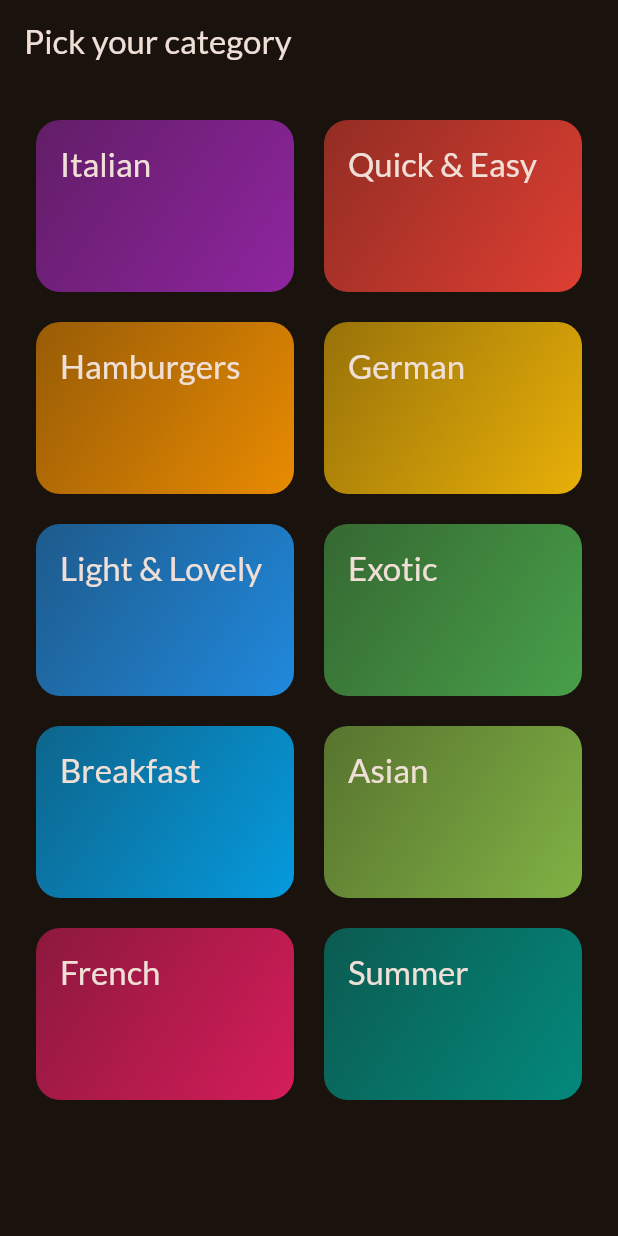
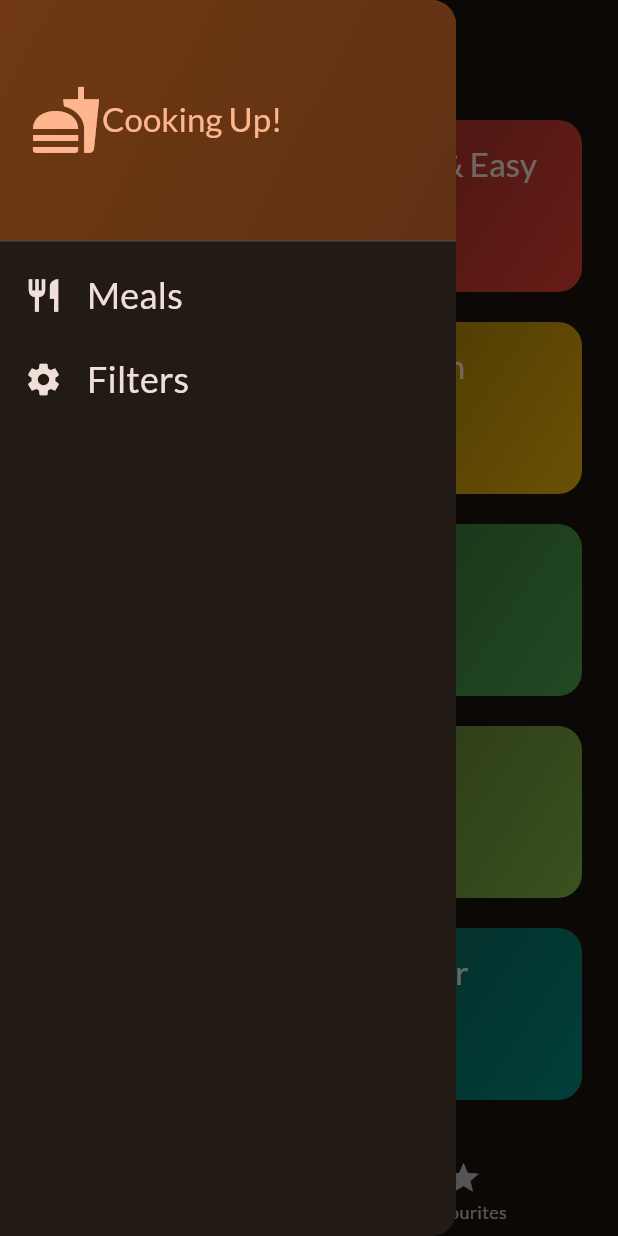
Before and after one commit to Ronae243/mealapp, a Flutter app: the screen it shows after launch, with the side drawer open (before the commit the screen has no drawer), on a phone screen of 412 x 824 dp. Run offline on Flutter 3.47's test engine with Material 2 defaults, Android fonts, the phone set to English and light mode, and no system bars; our stand-ins replace google_fonts, transparent_image.

Commit message:
added drawer and filters

```diff
--- a/lib/main.dart
+++ b/lib/main.dart
@@ -1,7 +1,7 @@
 import 'package:flutter/material.dart';
 
 import 'package:google_fonts/google_fonts.dart';
-import 'package:menu_app/screens/categories.dart';
+import 'package:menu_app/screens/tabs.dart';
 
 final theme = ThemeData(
   useMaterial3: true,
@@ -23,7 +23,7 @@ class App extends StatelessWidget {
   Widget build(BuildContext context) {
     return MaterialApp(
       theme: theme,
-      home: const CategoriesScreen(),
+      home: const TabsScreen(),
     );
   }
 }
--- a/lib/screens/categories.dart
+++ b/lib/screens/categories.dart
@@ -3,9 +3,12 @@ import 'package:menu_app/data/dummy_data.dart';
 import 'package:menu_app/models/category.dart';
 import 'package:menu_app/screens/meals.dart';
 import 'package:menu_app/widgets/category_grid_item.dart';
+import '../models/meal.dart';
 
 class CategoriesScreen extends StatelessWidget {
-  const CategoriesScreen({super.key});
+  const CategoriesScreen({super.key, required this.onToggleFavorite});
+
+  final void Function(Meal meal) onToggleFavorite;
 
   void _selectCategory(BuildContext context, Category category) {
     final filteredMeals = dummyMeals
@@ -17,6 +20,7 @@ class CategoriesScreen extends StatelessWidget {
         builder: (ctx) => MealsScreen(
           title: category.title,
           meals: filteredMeals,
+          onToggleFavorite: onToggleFavorite,
         ),
       ),
     );
@@ -24,11 +28,7 @@ class CategoriesScreen extends StatelessWidget {
 
   @override
   Widget build(BuildContext context) {
-    return Scaffold(
-      appBar: AppBar(
-        title: const Text('Pick your category'),
-      ),
-      body: GridView(
+    return  GridView(
         padding: const EdgeInsets.all(24),
         gridDelegate: const SliverGridDelegateWithFixedCrossAxisCount(
           crossAxisCount: 2,
@@ -46,7 +46,6 @@ class CategoriesScreen extends StatelessWidget {
               },
             )
         ],
-      ),
-    );
+      );
   }
 }
--- /dev/null
+++ b/lib/screens/tabs.dart
@@ -0,0 +1,101 @@
+import 'package:flutter/material.dart';
+import 'package:menu_app/screens/categories.dart';
+import 'package:menu_app/screens/fliter.dart';
+import 'package:menu_app/screens/meals.dart';
+import 'package:menu_app/models/meal.dart';
+import 'package:menu_app/widgets/main_drawer.dart';
+
+class TabsScreen extends StatefulWidget {
+  const TabsScreen({super.key});
+  @override
+  State<TabsScreen> createState() {
+    return _TabScreenState();
+  }
+}
+
+class _TabScreenState extends State<TabsScreen> {
+  int _selectedPageIndex = 0;
+  final List<Meal> _favoriteMeals = [];
+
+  void _showInfoMessage(String message) {
+    ScaffoldMessenger.of(context).clearSnackBars();
+    ScaffoldMessenger.of(context).showSnackBar(
+      SnackBar(
+        content: Text(message),
+      ),
+    );
+  }
+
+  void _toggleMealFavouriteStatus(Meal meal) {
+    final isExisting = _favoriteMeals.contains(meal);
+
+    if (isExisting) {
+      setState(() {
+        _favoriteMeals.remove(meal);
+      });
+      _showInfoMessage('Meal is no longer a favourite');
+    } else {
+      setState(() {
+        _favoriteMeals.add(meal);
+      });
+      _showInfoMessage('Marked as a favourite!');
+    }
+  }
+
+  void _selectPage(int index) {
+    setState(() {
+      _selectedPageIndex = index;
+    });
+  }
+
+  void _setScreen(String identifier) {
+    Navigator.of(context).pop();
+    if (identifier == 'filters') {
+      Navigator.of(context).push(
+        MaterialPageRoute(
+          builder: (ctx) => const FilterScreen(),
+        ),
+      );
+    } else {
+      Navigator.of(context).pop();
+    }
+  }
+
+  @override
+  Widget build(BuildContext context) {
+    Widget activePage = CategoriesScreen(
+      onToggleFavorite: _toggleMealFavouriteStatus,
+    );
+    var activePageTitle = 'Categories';
+
+    if (_selectedPageIndex == 1) {
+      activePage = MealsScreen(
+          meals: _favoriteMeals, onToggleFavorite: _toggleMealFavouriteStatus);
+      activePageTitle = 'Your Favourites';
+    }
+
+    return Scaffold(
+      appBar: AppBar(
+        title: Text(activePageTitle),
+      ),
+      drawer: MainDrawer(
+        onSelectScreen: _setScreen,
+      ),
+      body: activePage,
+      bottomNavigationBar: BottomNavigationBar(
+        onTap: _selectPage,
+        currentIndex: _selectedPageIndex,
+        items: const [
+          BottomNavigationBarItem(
+            icon: Icon(Icons.set_meal),
+            label: 'Categories',
+          ),
+          BottomNavigationBarItem(
+            icon: Icon(Icons.star),
+            label: 'Favourites',
+          ),
+        ],
+      ),
+    );
+  }
+}
--- /dev/null
+++ b/lib/widgets/main_drawer.dart
@@ -0,0 +1,81 @@
+import 'package:flutter/material.dart';
+
+class MainDrawer extends StatelessWidget {
+  const MainDrawer({super.key, required this.onSelectScreen});
+
+  final void Function(String identifier) onSelectScreen;
+  @override
+  Widget build(BuildContext context) {
+    return Drawer(
+      child: Column(
+        children: [
+          DrawerHeader(
+            padding: const EdgeInsets.all(20),
+            decoration: BoxDecoration(
+              gradient: LinearGradient(
+                colors: [
+                  Theme.of(context).colorScheme.primaryContainer,
+                  Theme.of(context)
+                      .colorScheme
+                      .primaryContainer
+                      .withOpacity(0.8),
+                ],
+                begin: Alignment.topLeft,
+                end: Alignment.bottomRight,
+              ),
+            ),
+            child: Row(
+              children: [
+                Icon(
+                  Icons.fastfood,
+                  size: 48,
+                  color: Theme.of(context).colorScheme.primary,
+                ),
+                const SizedBox(),
+                Text(
+                  'Cooking Up!',
+                  style: Theme.of(context).textTheme.titleLarge!.copyWith(
+                        color: Theme.of(context).colorScheme.primary,
+                      ),
+                ),
+              ],
+            ),
+          ),
+          ListTile(
+            leading: Icon(
+              Icons.restaurant,
+              size: 26,
+              color: Theme.of(context).colorScheme.onBackground,
+            ),
+            title: Text(
+              'Meals',
+              style: Theme.of(context).textTheme.titleSmall!.copyWith(
+                  color: Theme.of(context).colorScheme.onBackground,
+                  fontSize: 24),
+            ),
+            onTap: () {
+              onSelectScreen('meals');
+            },
+          ),
+
+          ListTile(
+            leading: Icon(
+              Icons.settings,
+              size: 26,
+              color: Theme.of(context).colorScheme.onBackground,
+            ),
+            title: Text(
+              'Filters',
+              style: Theme.of(context).textTheme.titleSmall!.copyWith(
+                  color: Theme.of(context).colorScheme.onBackground,
+                  fontSize: 24),
+            ),
+            onTap: () {
+              onSelectScreen('filters');
+            },
+          ),
+        ],
+      ),
+    );
+  }
+}
--- a/lib/widgets/meal_item.dart
+++ b/lib/widgets/meal_item.dart
@@ -7,9 +7,11 @@ class MealItem extends StatelessWidget {
   const MealItem({
     super.key,
     required this.meal,
+    required this.onSelectMeal,
   });
 
   final Meal meal;
+  final void Function(Meal mean) onSelectMeal;
 
   String get complexityText {
     return meal.complexity.name[0].toUpperCase() +
@@ -31,7 +33,9 @@ class MealItem extends StatelessWidget {
       clipBehavior: Clip.hardEdge,
       elevation: 2,
       child: InkWell(
-        onTap: () {},
+        onTap: () {
+          onSelectMeal(meal);
+        },
         child: Stack(
           children: [
             FadeInImage(
```
Also changed, not shown: lib/screens/fliter.dart (added, +63 -0 lines), lib/screens/meal_details.dart (added, +78 -0 lines), lib/screens/meals.dart (+25 -6 lines).
